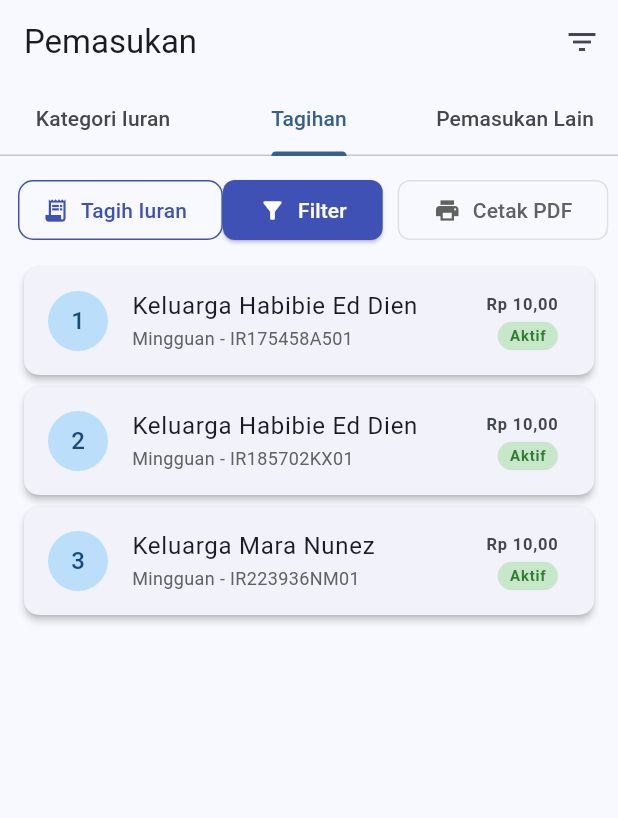
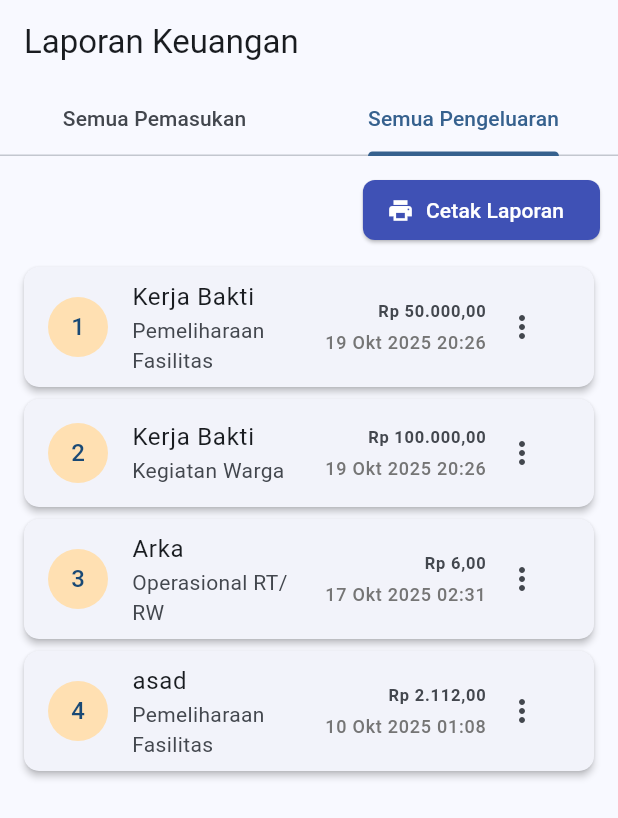
Before and after one commit to lostboiii/jawara, a Flutter app: the screen it shows after launch, tab 2 chosen, on a phone screen of 412 x 824 dp. Shown: the top 818 px of the screen. Run offline on Flutter 3.47's test engine with Material 3 defaults, Android fonts, the phone set to English and light mode, and no system bars; our stand-ins replace go_router.

Commit message:
add laporan keuangan: pemasukan, pengeluaran, cetak laporan

```diff
--- /dev/null
+++ b/lib/keuangan/laporan_keuangan.dart
@@ -0,0 +1,426 @@
+import 'package:flutter/material.dart';
+
+class LaporanKeuanganPage extends StatefulWidget {
+  const LaporanKeuanganPage({super.key});
+
+  @override
+  State<LaporanKeuanganPage> createState() => _LaporanKeuanganPageState();
+}
+
+class _LaporanKeuanganPageState extends State<LaporanKeuanganPage>
+    with SingleTickerProviderStateMixin {
+  final TextEditingController _tanggalMulaiController = TextEditingController();
+  final TextEditingController _tanggalAkhirController = TextEditingController();
+
+  final List<Map<String, dynamic>> laporanPemasukanList = [
+    {
+      "no": 1,
+      "nama": "aaaaa",
+      "jenis": "Dana Bantuan Pemerintah",
+      "tanggal": "15 Okt 2025 14:23",
+      "nominal": "Rp 11,00"
+    },
+    {
+      "no": 2,
+      "nama": "Joki by firman",
+      "jenis": "Pendapatan Lainnya",
+      "tanggal": "13 Okt 2025 00:55",
+      "nominal": "Rp 49.999.997,00"
+    },
+    {
+      "no": 3,
+      "nama": "tes",
+      "jenis": "Pendapatan Lainnya",
+      "tanggal": "12 Agt 2025 13:26",
+      "nominal": "Rp 10.000,00"
+    },
+  ];
+
+  final List<Map<String, dynamic>> laporanPengeluaranList = [
+    {
+      "no": 1,
+      "nama": "Kerja Bakti",
+      "jenis": "Pemeliharaan Fasilitas",
+      "tanggal": "19 Okt 2025 20:26",
+      "nominal": "Rp 50.000,00"
+    },
+    {
+      "no": 2,
+      "nama": "Kerja Bakti",
+      "jenis": "Kegiatan Warga",
+      "tanggal": "19 Okt 2025 20:26",
+      "nominal": "Rp 100.000,00"
+    },
+    {
+      "no": 3,
+      "nama": "Arka",
+      "jenis": "Operasional RT/RW",
+      "tanggal": "17 Okt 2025 02:31",
+      "nominal": "Rp 6,00"
+    },
+    {
+      "no": 4,
+      "nama": "asad",
+      "jenis": "Pemeliharaan Fasilitas",
+      "tanggal": "10 Okt 2025 01:08",
+      "nominal": "Rp 2.112,00"
+    },
+  ];
+
+  void _showCetakLaporanDialog() {
+    final List<String> jenisLaporan = ["Semua", "Pemasukan", "Pengeluaran"];
+
+    showDialog(
+      context: context,
+      builder: (BuildContext context) {
+        return Dialog(
+          shape:
+              RoundedRectangleBorder(borderRadius: BorderRadius.circular(12)),
+          child: Padding(
+            padding: const EdgeInsets.all(24.0),
+            child: SingleChildScrollView(
+              child: Column(
+                mainAxisSize: MainAxisSize.min,
+                crossAxisAlignment: CrossAxisAlignment.start,
+                children: [
+                  Row(
+                    mainAxisAlignment: MainAxisAlignment.spaceBetween,
+                    children: [
+                      const Text(
+                        "Cetak Laporan Keuangan",
+                        style: TextStyle(
+                            fontSize: 18, fontWeight: FontWeight.bold),
+                      ),
+                      IconButton(
+                        padding: EdgeInsets.zero,
+                        constraints: const BoxConstraints(),
+                        icon: const Icon(Icons.close),
+                        onPressed: () => Navigator.of(context).pop(),
+                      ),
+                    ],
+                  ),
+                  const SizedBox(height: 24),
+                  Row(
+                    children: [
+                      Expanded(
+                        child: Column(
+                          crossAxisAlignment: CrossAxisAlignment.start,
+                          children: [
+                            const Text("Tanggal Mulai"),
+                            const SizedBox(height: 5),
+                            TextFormField(
+                              controller: _tanggalMulaiController,
+                              readOnly: true,
+                              decoration: const InputDecoration(
+                                hintText: "-- / -- / ----",
+                                border: OutlineInputBorder(),
+                                isDense: true,
+                                suffixIcon: Icon(Icons.calendar_today),
+                              ),
+                              onTap: () async {
+                                DateTime? pickedDate = await showDatePicker(
+                                    context: context,
+                                    initialDate: DateTime.now(),
+                                    firstDate: DateTime(2000),
+                                    lastDate: DateTime(2101));
+                                if (pickedDate != null) {
+                                  String formattedDate =
+                                      "${pickedDate.day}-${pickedDate.month}-${pickedDate.year}";
+                                  setState(() {
+                                    _tanggalMulaiController.text =
+                                        formattedDate;
+                                  });
+                                }
+                              },
+                            ),
+                          ],
+                        ),
+                      ),
+                      const SizedBox(width: 16),
+                      Expanded(
+                        child: Column(
+                          crossAxisAlignment: CrossAxisAlignment.start,
+                          children: [
+                            const Text("Tanggal Akhir"),
+                            const SizedBox(height: 5),
+                            TextFormField(
+                              controller: _tanggalAkhirController,
+                              readOnly: true,
+                              decoration: const InputDecoration(
+                                hintText: "-- / -- / ----",
+                                border: OutlineInputBorder(),
+                                isDense: true,
+                                suffixIcon: Icon(Icons.calendar_today),
+                              ),
+                              onTap: () async {
+                                DateTime? pickedDate = await showDatePicker(
+                                    context: context,
+                                    initialDate: DateTime.now(),
+                                    firstDate: DateTime(2000),
+                                    lastDate: DateTime(2101));
+                                if (pickedDate != null) {
+                                  String formattedDate =
+                                      "${pickedDate.day}-${pickedDate.month}-${pickedDate.year}";
+                                  setState(() {
+                                    _tanggalAkhirController.text =
+                                        formattedDate;
+                                  });
+                                }
+                              },
+                            ),
+                          ],
+                        ),
+                      ),
+                    ],
+                  ),
+                  const SizedBox(height: 16),
+                  const Text("Jenis Laporan"),
+                  const SizedBox(height: 5),
+                  DropdownButtonFormField<String>(
+                    value: "Semua",
+                    decoration: const InputDecoration(
+                      border: OutlineInputBorder(),
+                      isDense: true,
+                      contentPadding:
+                          EdgeInsets.symmetric(horizontal: 10, vertical: 12),
+                    ),
+                    items: jenisLaporan
+                        .map((laporan) => DropdownMenuItem(
+                              value: laporan,
+                              child: Text(laporan),
+                            ))
+                        .toList(),
+                    onChanged: (value) {},
+                  ),
+                  const SizedBox(height: 24),
+                  Row(
+                    mainAxisAlignment: MainAxisAlignment.end,
+                    children: [
+                      TextButton(
+                        style: TextButton.styleFrom(
+                          backgroundColor: Colors.grey.shade100,
+                          foregroundColor: Colors.black54,
+                        ),
+                        child: const Text("Reset"),
+                        onPressed: () {},
+                      ),
+                      const SizedBox(width: 8),
+                      ElevatedButton(
+                        style: ElevatedButton.styleFrom(
+                          backgroundColor: Colors.indigo,
+                          foregroundColor: Colors.white,
+                        ),
+                        child: const Text("Download PDF"),
+                        onPressed: () {
+                          Navigator.of(context).pop();
+                        },
+                      ),
+                    ],
+                  ),
+                ],
+              ),
+            ),
+          ),
+        );
+      },
+    );
+  }
+
+  @override
+  Widget build(BuildContext context) {
+    return DefaultTabController(
+      length: 2,
+      child: Scaffold(
+        appBar: AppBar(
+          title: const Text('Laporan Keuangan'),
+          bottom: const TabBar(
+            tabs: [
+              Tab(text: "Semua Pemasukan"),
+              Tab(text: "Semua Pengeluaran"),
+            ],
+          ),
+        ),
+        body: TabBarView(
+          children: [
+            _buildPemasukanView(),
+            _buildPengeluaranView(),
+          ],
+        ),
+      ),
+    );
+  }
+
+  Widget _buildPemasukanView() {
+    return Padding(
+      padding: const EdgeInsets.all(12.0),
+      child: Column(
+        children: [
+          Row(
+            mainAxisAlignment: MainAxisAlignment.end,
+            children: [
+              ElevatedButton.icon(
+                icon: const Icon(Icons.print, size: 18),
+                label: const Text("Cetak Laporan"),
+                style: ElevatedButton.styleFrom(
+                  backgroundColor: Colors.indigo,
+                  foregroundColor: Colors.white,
+                  shape: RoundedRectangleBorder(
+                    borderRadius: BorderRadius.circular(8),
+                  ),
+                ),
+                onPressed: _showCetakLaporanDialog,
+              ),
+            ],
+          ),
+          const SizedBox(height: 10),
+          Expanded(
+            child: ListView.builder(
+              itemCount: laporanPemasukanList.length,
+              itemBuilder: (context, index) {
+                final pemasukan = laporanPemasukanList[index];
+                return Card(
+                  elevation: 2,
+                  shape: RoundedRectangleBorder(
+                      borderRadius: BorderRadius.circular(10)),
+                  child: ListTile(
+                    leading: CircleAvatar(
+                      backgroundColor: Colors.teal.shade100,
+                      child: Text(pemasukan["no"].toString()),
+                    ),
+                    title: Text(pemasukan["nama"]),
+                    subtitle: Text(pemasukan["jenis"]),
+                    trailing: Row(
+                      mainAxisSize: MainAxisSize.min,
+                      children: [
+                        Column(
+                          crossAxisAlignment: CrossAxisAlignment.end,
+                          mainAxisAlignment: MainAxisAlignment.center,
+                          children: [
+                            Text(
+                              pemasukan["nominal"],
+                              style:
+                                  const TextStyle(fontWeight: FontWeight.bold),
+                            ),
+                            const SizedBox(height: 4),
+                            Text(
+                              pemasukan["tanggal"],
+                              style: TextStyle(
+                                  fontSize: 12, color: Colors.grey.shade600),
+                            ),
+                          ],
+                        ),
+                        PopupMenuButton<String>(
+                          padding: EdgeInsets.zero,
+                          icon: const Icon(Icons.more_vert),
+                          onSelected: (String result) {
+                            if (result == 'detail') {
+                              print('Detail ${pemasukan["nama"]}');
+                            }
+                          },
+                          itemBuilder: (BuildContext context) =>
+                              <PopupMenuEntry<String>>[
+                            const PopupMenuItem<String>(
+                              value: 'detail',
+                              child: Text('Detail'),
+                            ),
+                          ],
+                        ),
+                      ],
+                    ),
+                  ),
+                );
+              },
+            ),
+          ),
+        ],
+      ),
+    );
+  }
+
+  Widget _buildPengeluaranView() {
+    return Padding(
+      padding: const EdgeInsets.all(12.0),
+      child: Column(
+        children: [
+          Row(
+            mainAxisAlignment: MainAxisAlignment.end,
+            children: [
+              ElevatedButton.icon(
+                icon: const Icon(Icons.print, size: 18),
+                label: const Text("Cetak Laporan"),
+                style: ElevatedButton.styleFrom(
+                  backgroundColor: Colors.indigo,
+                  foregroundColor: Colors.white,
+                  shape: RoundedRectangleBorder(
+                    borderRadius: BorderRadius.circular(8),
+                  ),
+                ),
+                onPressed: _showCetakLaporanDialog,
+              ),
+            ],
+          ),
+          const SizedBox(height: 10),
+          Expanded(
+            child: ListView.builder(
+              itemCount: laporanPengeluaranList.length,
+              itemBuilder: (context, index) {
+                final pengeluaran = laporanPengeluaranList[index];
+                return Card(
+                  elevation: 2,
+                  shape: RoundedRectangleBorder(
+                      borderRadius: BorderRadius.circular(10)),
+                  child: ListTile(
+                    leading: CircleAvatar(
+                      backgroundColor: Colors.orange.shade100,
+                      child: Text(pengeluaran["no"].toString()),
+                    ),
+                    title: Text(pengeluaran["nama"]),
+                    subtitle: Text(pengeluaran["jenis"]),
+                    trailing: Row(
+                      mainAxisSize: MainAxisSize.min,
+                      children: [
+                        Column(
+                          crossAxisAlignment: CrossAxisAlignment.end,
+                          mainAxisAlignment: MainAxisAlignment.center,
+                          children: [
+                            Text(
+                              pengeluaran["nominal"],
+                              style:
+                                  const TextStyle(fontWeight: FontWeight.bold),
+                            ),
+                            const SizedBox(height: 4),
+                            Text(
+                              pengeluaran["tanggal"],
+                              style: TextStyle(
+                                  fontSize: 12, color: Colors.grey.shade600),
+                            ),
+                          ],
+                        ),
+                        PopupMenuButton<String>(
+                          padding: EdgeInsets.zero,
+                          icon: const Icon(Icons.more_vert),
+                          onSelected: (String result) {
+                            if (result == 'detail') {
+                              print('Detail ${pengeluaran["nama"]}');
+                            }
+                          },
+                          itemBuilder: (BuildContext context) =>
+                              <PopupMenuEntry<String>>[
+                            const PopupMenuItem<String>(
+                              value: 'detail',
+                              child: Text('Detail'),
+                            ),
+                          ],
+                        ),
+                      ],
+                    ),
+                  ),
+                );
+              },
+            ),
+          ),
+        ],
+      ),
+    );
+  }
+}
--- a/lib/route/app_router.dart
+++ b/lib/route/app_router.dart
@@ -1,13 +1,19 @@
 import 'package:go_router/go_router.dart';
 import 'package:jawara/keuangan/pemasukan_page.dart';
+import 'package:jawara/keuangan/laporan_keuangan.dart';
 
 final GoRouter appRouter = GoRouter(
-  initialLocation: '/pemasukan',
+  initialLocation: '/laporankeuangan',
   routes: [
     GoRoute(
       path: '/pemasukan',
       name: 'pemasukan',
       builder: (context, state) => const PemasukanPage(),
     ),
+    GoRoute(
+      path: '/laporankeuangan',
+      name: 'laporankeuangan',
+      builder: (context, state) => const LaporanKeuanganPage(),
+    ),
   ],
 );
```
